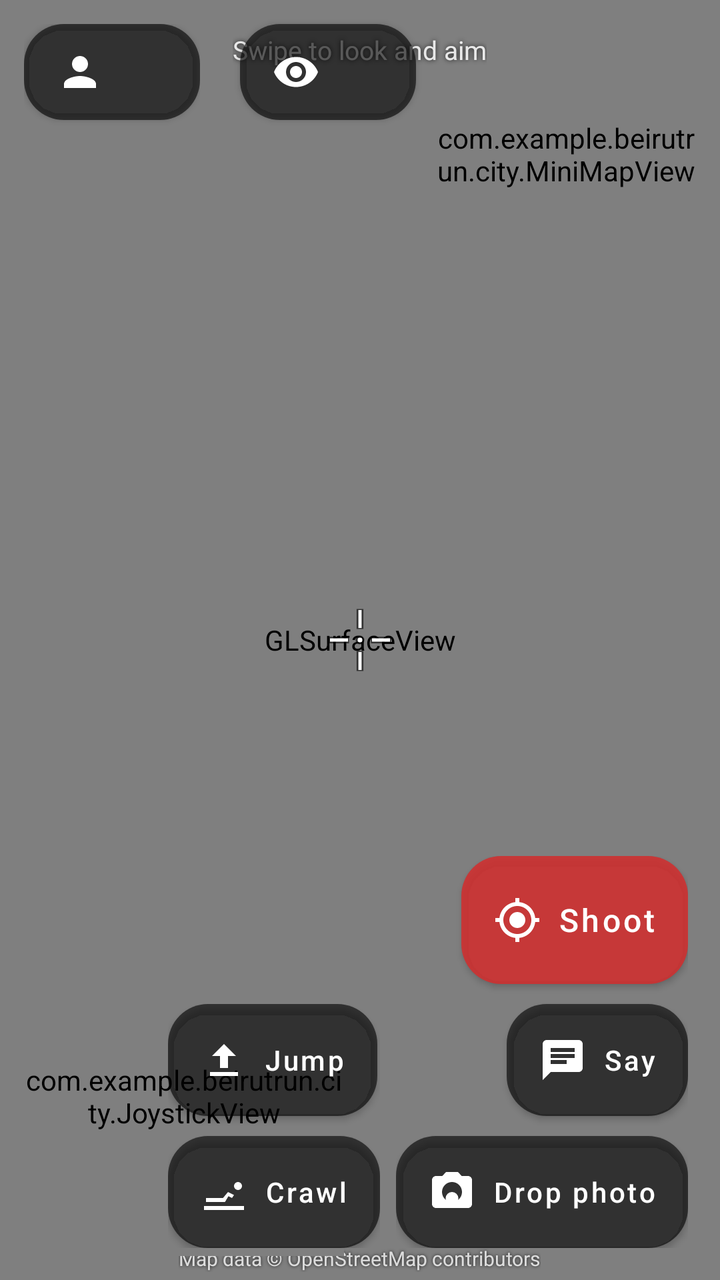
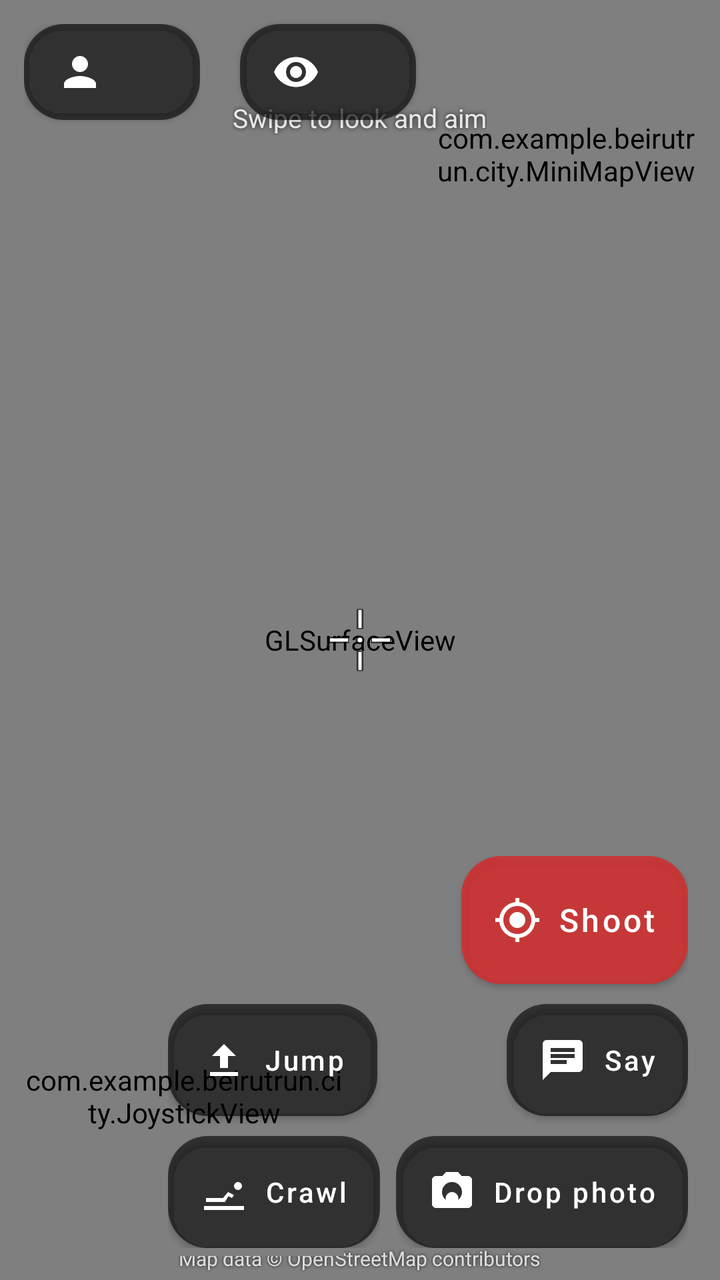

An Android layout rendered at two revisions. The XML below is the earlier revision; the diff shows what the commit changed to produce the second picture.
<!-- AndroidManifest.xml: application theme Theme.Beirutrun -->
<!-- res/layout/activity_city.xml -->
<?xml version="1.0" encoding="utf-8"?>
<FrameLayout xmlns:android="http://schemas.android.com/apk/res/android"
    xmlns:app="http://schemas.android.com/apk/res-auto"
    android:layout_width="match_parent"
    android:layout_height="match_parent"
    android:background="#FF000000">

    <android.opengl.GLSurfaceView
        android:id="@+id/glView"
        android:layout_width="match_parent"
        android:layout_height="match_parent" />

    
    <View
        android:id="@+id/damageFlash"
        android:layout_width="match_parent"
        android:layout_height="match_parent"
        android:alpha="0"
        android:background="#88FF1744"
        android:clickable="false"
        android:focusable="false" />

    
    <ImageView
        android:id="@+id/crosshair"
        android:layout_width="44dp"
        android:layout_height="44dp"
        android:layout_gravity="center"
        android:clickable="false"
        android:contentDescription="@string/aim"
        android:focusable="false"
        android:src="@drawable/ic_crosshair" />

    
    <TextView
        android:id="@+id/banner"
        android:layout_width="wrap_content"
        android:layout_height="wrap_content"
        android:layout_gravity="center"
        android:layout_marginBottom="80dp"
        android:alpha="0"
        android:background="#AA000000"
        android:paddingStart="24dp"
        android:paddingTop="12dp"
        android:paddingEnd="24dp"
        android:paddingBottom="12dp"
        android:textColor="@android:color/white"
        android:textSize="24sp"
        android:textStyle="bold" />

    <LinearLayout
        android:layout_width="wrap_content"
        android:layout_height="wrap_content"
        android:layout_gravity="top|start"
        android:layout_margin="12dp"
        android:orientation="vertical">

        <com.google.android.material.button.MaterialButton
            android:id="@+id/playerButton"
            style="@style/HudButton"
            android:layout_width="wrap_content"
            android:layout_height="wrap_content"
            app:icon="@drawable/ic_person" />

        
        <TextView
            android:id="@+id/statusLabel"
            android:layout_width="wrap_content"
            android:layout_height="wrap_content"
            android:layout_marginStart="4dp"
            android:layout_marginTop="4dp"
            android:shadowColor="#CC000000"
            android:shadowRadius="6"
            android:textColor="@android:color/white"
            android:textSize="13sp"
            android:textStyle="bold" />

        
        <TextView
            android:id="@+id/hearts"
            android:layout_width="wrap_content"
            android:layout_height="wrap_content"
            android:layout_marginStart="4dp"
            android:layout_marginTop="2dp"
            android:letterSpacing="0.1"
            android:shadowColor="#CC000000"
            android:shadowRadius="4"
            android:textColor="#FFFF5252"
            android:textSize="20sp" />
    </LinearLayout>

    <com.example.beirutrun.city.MiniMapView
        android:id="@+id/miniMap"
        android:layout_width="130dp"
        android:layout_height="130dp"
        android:layout_gravity="top|end"
        android:layout_margin="12dp" />

    
    <com.google.android.material.button.MaterialButton
        android:id="@+id/viewModeButton"
        style="@style/HudButton"
        android:layout_width="wrap_content"
        android:layout_height="wrap_content"
        android:layout_gravity="top|end"
        android:layout_marginTop="12dp"
        android:layout_marginEnd="152dp"
        app:icon="@drawable/ic_eye" />

    <TextView
        android:layout_width="wrap_content"
        android:layout_height="wrap_content"
        android:layout_gravity="top|center_horizontal"
        android:layout_marginTop="16dp"
        android:shadowColor="#CC000000"
        android:shadowRadius="6"
        android:text="@string/look_hint"
        android:textColor="#DDFFFFFF"
        android:textSize="13sp" />

    
    <TextView
        android:layout_width="wrap_content"
        android:layout_height="wrap_content"
        android:layout_gravity="bottom|center_horizontal"
        android:layout_marginBottom="4dp"
        android:shadowColor="#CC000000"
        android:shadowRadius="4"
        android:text="@string/osm_attribution"
        android:textColor="#CCFFFFFF"
        android:textSize="10sp" />

    <com.example.beirutrun.city.JoystickView
        android:id="@+id/joystick"
        android:layout_width="160dp"
        android:layout_height="160dp"
        android:layout_gravity="bottom|start"
        android:layout_margin="12dp" />

    <com.google.android.material.button.MaterialButton
        android:id="@+id/viewPhotoButton"
        style="@style/HudButton"
        android:layout_width="wrap_content"
        android:layout_height="wrap_content"
        android:layout_gravity="bottom|center_horizontal"
        android:layout_marginBottom="24dp"
        android:visibility="gone"
        app:backgroundTint="#DDFFB300"
        app:icon="@drawable/ic_photo" />

    
    <LinearLayout
        android:layout_width="wrap_content"
        android:layout_height="wrap_content"
        android:layout_gravity="bottom|end"
        android:layout_marginEnd="170dp"
        android:layout_marginBottom="16dp"
        android:orientation="vertical">

        <com.google.android.material.button.MaterialButton
            android:id="@+id/jumpButton"
            style="@style/HudButton"
            android:layout_width="wrap_content"
            android:layout_height="56dp"
            android:text="@string/jump"
            app:icon="@drawable/ic_jump" />

        <com.google.android.material.button.MaterialButton
            android:id="@+id/crawlButton"
            style="@style/HudButton"
            android:layout_width="wrap_content"
            android:layout_height="56dp"
            android:layout_marginTop="10dp"
            android:text="@string/crawl"
            app:icon="@drawable/ic_crawl" />
    </LinearLayout>

    <LinearLayout
        android:layout_width="wrap_content"
        android:layout_height="wrap_content"
        android:layout_gravity="bottom|end"
        android:layout_margin="16dp"
        android:gravity="end"
        android:orientation="vertical">

        
        <com.google.android.material.button.MaterialButton
            android:id="@+id/shootButton"
            style="@style/HudButton"
            android:layout_width="wrap_content"
            android:layout_height="64dp"
            android:layout_marginBottom="10dp"
            android:text="@string/shoot"
            android:textSize="16sp"
            app:backgroundTint="#DDD32F2F"
            app:icon="@drawable/ic_target" />

        <com.google.android.material.button.MaterialButton
            android:id="@+id/sayButton"
            style="@style/HudButton"
            android:layout_width="wrap_content"
            android:layout_height="56dp"
            android:text="@string/say"
            app:icon="@drawable/ic_chat" />

        <com.google.android.material.button.MaterialButton
            android:id="@+id/dropButton"
            style="@style/HudButton"
            android:layout_width="wrap_content"
            android:layout_height="56dp"
            android:layout_marginTop="10dp"
            android:text="@string/drop_photo"
            app:icon="@drawable/ic_camera" />
    </LinearLayout>
</FrameLayout>
<!-- resources referenced by this layout -->
<resources>
  <!-- drawable ic_chat (drawable) -->
  <vector xmlns:android="http://schemas.android.com/apk/res/android"
      android:width="24dp"
      android:height="24dp"
      android:viewportWidth="24"
      android:viewportHeight="24">
      <path
          android:fillColor="#FFFFFFFF"
          android:pathData="M20,2H4c-1.1,0 -2,0.9 -2,2v18l4,-4h14c1.1,0 2,-0.9 2,-2V4c0,-1.1 -0.9,-2 -2,-2zM6,9h12v2H6V9zM14,14H6v-2h8v2zM18,8H6V6h12v2z" />
  </vector>
  <!-- drawable ic_crawl (drawable) -->
  <vector xmlns:android="http://schemas.android.com/apk/res/android"
      android:width="24dp"
      android:height="24dp"
      android:viewportWidth="24"
      android:viewportHeight="24">
      <path
          android:fillColor="#FFFFFFFF"
          android:pathData="M19,11a2,2 0,1 1,0 -4a2,2 0,1 1,0 4zM3,17v-2h8.5l2.5,-3 3,1.5 -1,1.5 -1.8,-0.9L12.5,17zM2,19h20v2H2z" />
  </vector>
  <!-- drawable ic_jump (drawable) -->
  <vector xmlns:android="http://schemas.android.com/apk/res/android"
      android:width="24dp"
      android:height="24dp"
      android:viewportWidth="24"
      android:viewportHeight="24">
      <path
          android:fillColor="#FFFFFFFF"
          android:pathData="M12,4l-6,6h4v6h4v-6h4zM5,18h14v2H5z" />
  </vector>
  <!-- drawable ic_person (drawable) -->
  <vector xmlns:android="http://schemas.android.com/apk/res/android"
      android:width="24dp"
      android:height="24dp"
      android:viewportWidth="24"
      android:viewportHeight="24">
      <path
          android:fillColor="#FFFFFFFF"
          android:pathData="M12,12c2.21,0 4,-1.79 4,-4s-1.79,-4 -4,-4 -4,1.79 -4,4 1.79,4 4,4zM12,14c-2.67,0 -8,1.34 -8,4v2h16v-2c0,-2.66 -5.33,-4 -8,-4z" />
  </vector>
  <!-- drawable ic_photo (drawable) -->
  <vector xmlns:android="http://schemas.android.com/apk/res/android"
      android:width="24dp"
      android:height="24dp"
      android:viewportWidth="24"
      android:viewportHeight="24">
      <path
          android:fillColor="#FFFFFFFF"
          android:pathData="M21,19V5c0,-1.1 -0.9,-2 -2,-2H5c-1.1,0 -2,0.9 -2,2v14c0,1.1 0.9,2 2,2h14c1.1,0 2,-0.9 2,-2zM8.5,13.5l2.5,3.01L14.5,12l4.5,6H5l3.5,-4.5z" />
  </vector>
  <string name="aim">Aim</string>
  <string name="crawl">Crawl</string>
  <string name="drop_photo">Drop photo</string>
  <string name="jump">Jump</string>
  <string name="look_hint">Swipe to look and aim</string>
  <string name="osm_attribution">Map data © OpenStreetMap contributors</string>
  <string name="say">Say</string>
  <string name="shoot">Shoot</string>
  <style name="HudButton" parent="Widget.MaterialComponents.Button">
          <item name="backgroundTint">#99000000</item>
          <item name="android:textColor">@color/white</item>
          <item name="iconTint">@color/white</item>
          <item name="cornerRadius">20dp</item>
          <item name="android:insetTop">0dp</item>
          <item name="android:insetBottom">0dp</item>
          <item name="android:textAllCaps">false</item>
      </style>
  <style name="Theme.Beirutrun" parent="Theme.MaterialComponents.DayNight.NoActionBar">
          <item name="colorPrimary">@color/purple_500</item>
          <item name="colorPrimaryVariant">@color/purple_700</item>
          <item name="colorOnPrimary">@color/white</item>
          <item name="colorSecondary">@color/teal_200</item>
          <item name="colorSecondaryVariant">@color/teal_700</item>
          <item name="colorOnSecondary">@color/black</item>
          <item name="android:statusBarColor">#FF1A237E</item>
      </style>
  <color name="white">#FFFFFFFF</color>
  <color name="purple_500">#FF6200EE</color>
  <color name="purple_700">#FF3700B3</color>
  <color name="teal_200">#FF03DAC5</color>
  <color name="teal_700">#FF018786</color>
  <color name="black">#FF000000</color>
  <!-- unchanged entries left out for length: 4 -->
</resources>

<!-- the commit's change to res/layout/activity_city.xml (unified diff, before → after) -->
@@ -107,11 +107,29 @@
         android:layout_marginEnd="152dp"
         app:icon="@drawable/ic_eye" />
 
-    <TextView
+    
+    <TextView
+        android:id="@+id/gameTimer"
         android:layout_width="wrap_content"
         android:layout_height="wrap_content"
         android:layout_gravity="top|center_horizontal"
-        android:layout_marginTop="16dp"
+        android:layout_marginTop="10dp"
+        android:background="#99000000"
+        android:fontFeatureSettings="tnum"
+        android:paddingStart="14dp"
+        android:paddingTop="4dp"
+        android:paddingEnd="14dp"
+        android:paddingBottom="4dp"
+        android:textColor="@android:color/white"
+        android:textSize="20sp"
+        android:textStyle="bold"
+        android:visibility="gone" />
+
+    <TextView
+        android:layout_width="wrap_content"
+        android:layout_height="wrap_content"
+        android:layout_gravity="top|center_horizontal"
+        android:layout_marginTop="50dp"
         android:shadowColor="#CC000000"
         android:shadowRadius="6"
         android:text="@string/look_hint"
